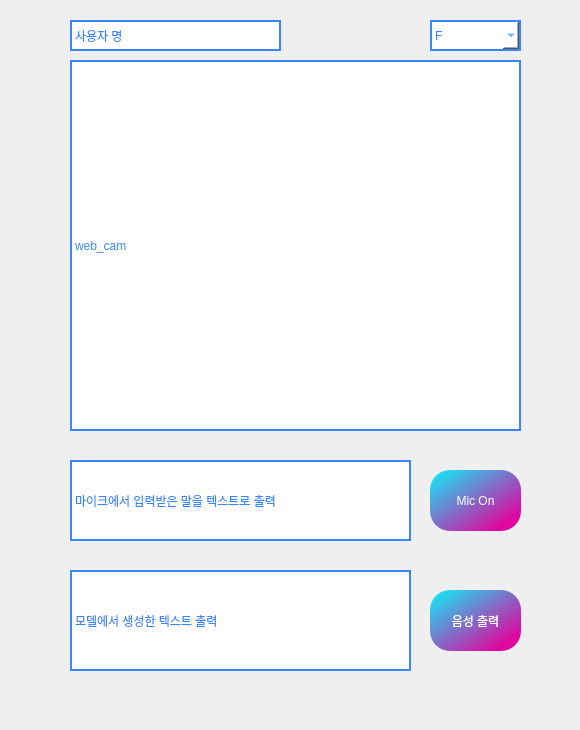
The window that GUI/ui/SR.ui (addinedu-ros-4th/deeplearning-repo-6) describes before a commit, drawn with Qt 5.
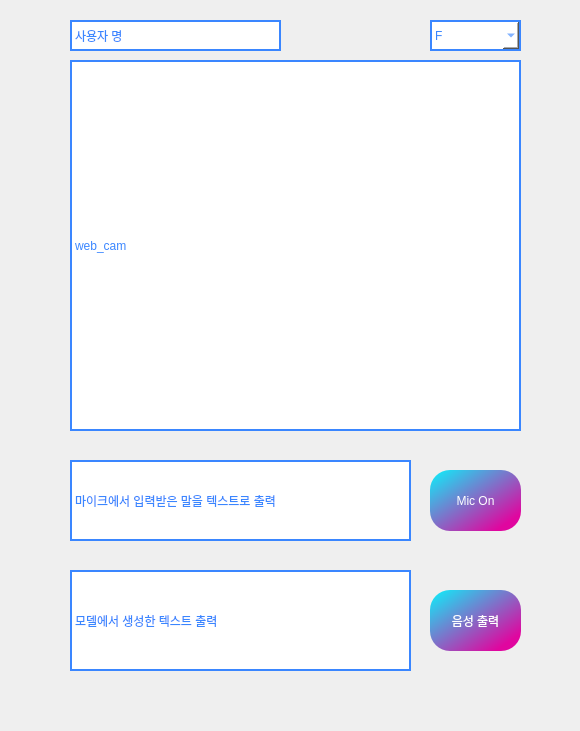
The same window after the commit.

Commit message: Design window size

```diff
--- a/GUI/ui/SR.ui
+++ b/GUI/ui/SR.ui
@@ -7,7 +7,7 @@
     <x>0</x>
     <y>0</y>
     <width>580</width>
-    <height>730</height>
+    <height>731</height>
    </rect>
   </property>
   <property name="windowTitle">
```
The commit also changes 2 other files.
